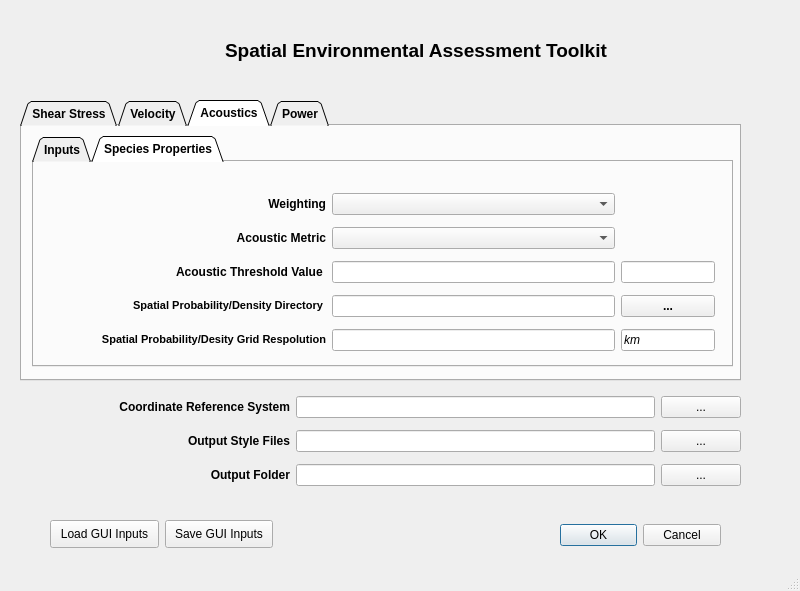
First picture: the form in seat/stressor_receptor_calc_dialog_base.ui, repository sandialabs/seat-qgis-plugin, before the edit.
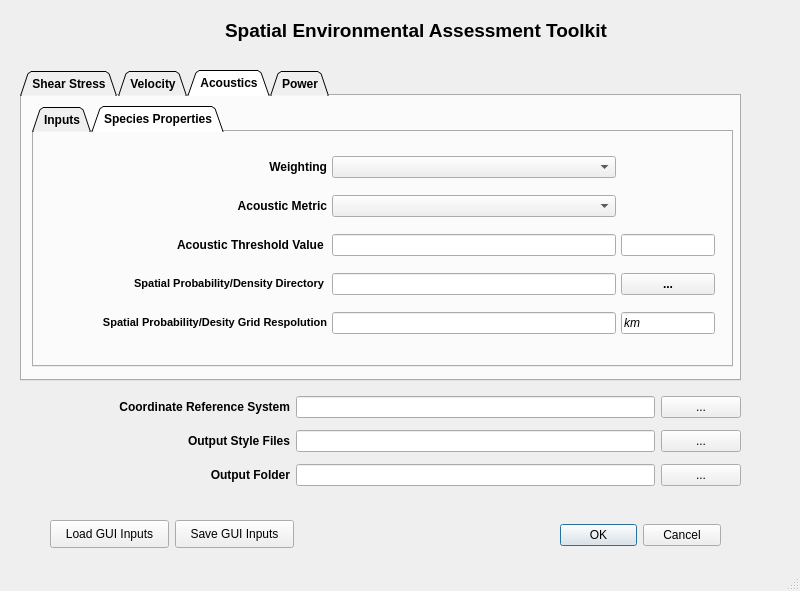
Second picture: the form after the edit. The open tabs and pages were chosen to show the change. Icons and pictures are not drawn.

The edit to the form file:
```diff
--- a/seat/stressor_receptor_calc_dialog_base.ui
+++ b/seat/stressor_receptor_calc_dialog_base.ui
@@ -28,6 +28,11 @@
     <height>591</height>
    </size>
   </property>
+  <property name="font">
+   <font>
+    <pointsize>9</pointsize>
+   </font>
+  </property>
   <property name="windowTitle">
    <string>Spatial Environmental Assessment Toolkit</string>
   </property>
@@ -60,7 +65,7 @@
    <property name="geometry">
     <rect>
      <x>70</x>
-     <y>30</y>
+     <y>10</y>
      <width>141</width>
      <height>41</height>
     </rect>
@@ -85,7 +90,7 @@
    <property name="geometry">
     <rect>
      <x>225</x>
-     <y>30</y>
+     <y>10</y>
      <width>401</width>
      <height>41</height>
     </rect>
@@ -105,7 +110,7 @@
     <rect>
      <x>40</x>
      <y>510</y>
-     <width>243</width>
+     <width>264</width>
      <height>48</height>
     </rect>
    </property>
@@ -160,9 +165,9 @@
    <property name="geometry">
     <rect>
      <x>20</x>
-     <y>100</y>
+     <y>70</y>
      <width>721</width>
-     <height>281</height>
+     <height>311</height>
     </rect>
    </property>
    <property name="font">
@@ -698,7 +703,7 @@
        <x>10</x>
        <y>10</y>
        <width>701</width>
-       <height>231</height>
+       <height>261</height>
       </rect>
      </property>
      <property name="tabShape">
@@ -922,12 +927,18 @@
        <property name="geometry">
         <rect>
          <x>10</x>
-         <y>25</y>
+         <y>10</y>
          <width>671</width>
-         <height>170</height>
+         <height>211</height>
         </rect>
        </property>
        <layout class="QGridLayout" name="gridLayout_3" columnstretch="3,3,1">
+        <property name="horizontalSpacing">
+         <number>5</number>
+        </property>
+        <property name="verticalSpacing">
+         <number>3</number>
+        </property>
         <item row="0" column="0">
          <widget class="QLabel" name="label_19">
           <property name="toolTip">
@@ -1020,6 +1031,14 @@
           <property name="enabled">
            <bool>true</bool>
           </property>
+          <property name="font">
+           <font>
+            <pointsize>8</pointsize>
+            <weight>50</weight>
+            <italic>true</italic>
+            <bold>false</bold>
+           </font>
+          </property>
           <property name="readOnly">
            <bool>true</bool>
           </property>
```
Left out of the diff: 14 changed lines with no effect on the pictures.
